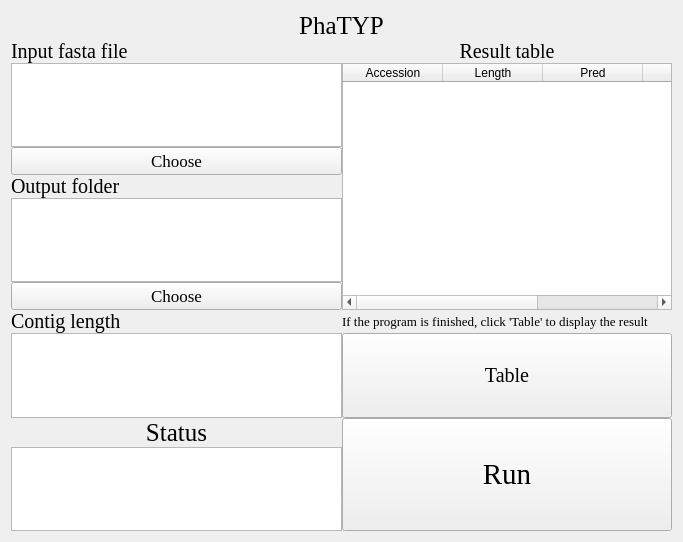
Before: the Qt Designer form UI/PhaTYP.ui in hzaurzli/MicroWorldOmics, drawn with Qt 5.
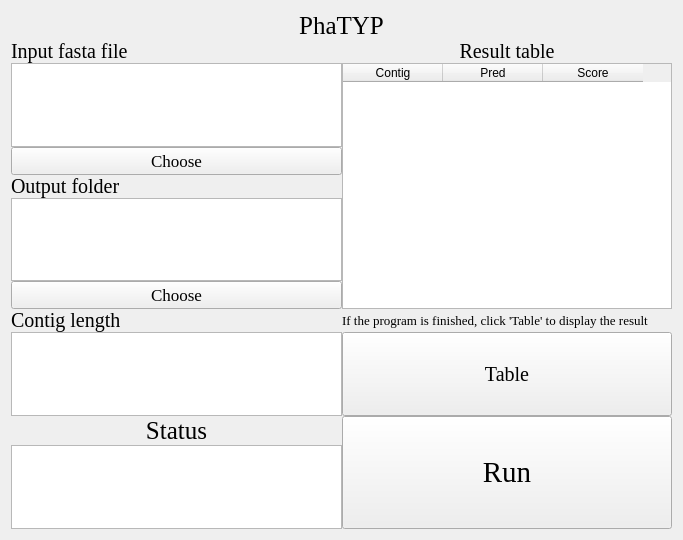
After: the same form once the commit is applied. Icons and pictures are not drawn.

Diff of the .ui file:
```diff
--- a/UI/PhaTYP.ui
+++ b/UI/PhaTYP.ui
@@ -7,7 +7,7 @@
     <x>0</x>
     <y>0</y>
     <width>683</width>
-    <height>542</height>
+    <height>540</height>
    </rect>
   </property>
   <property name="windowTitle">
@@ -220,12 +220,7 @@
        </property>
        <column>
         <property name="text">
-         <string>Accession</string>
-        </property>
-       </column>
-       <column>
-        <property name="text">
-         <string>Length</string>
+         <string>Contig</string>
         </property>
        </column>
        <column>
@@ -238,11 +233,6 @@
          <string>Score</string>
         </property>
        </column>
-       <column>
-        <property name="text">
-         <string>Type</string>
-        </property>
-       </column>
       </widget>
      </item>
      <item row="1" column="1">
```
